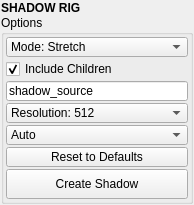
First picture: the form in mayatk/rig_utils/shadow_rig.ui, repository m3trik/mayatk, before the edit.
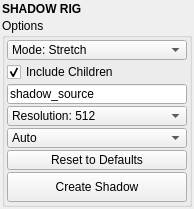
Second picture: the form after the edit. Custom widgets are drawn as their Qt base class.

```diff
--- a/mayatk/rig_utils/shadow_rig.ui
+++ b/mayatk/rig_utils/shadow_rig.ui
@@ -16,19 +16,19 @@
   <widget class="QWidget" name="central_widget">
    <layout class="QVBoxLayout" name="verticalLayout">
     <property name="spacing">
-     <number>0</number>
+     <number>2</number>
     </property>
     <property name="leftMargin">
-     <number>1</number>
+     <number>2</number>
     </property>
     <property name="topMargin">
-     <number>1</number>
+     <number>2</number>
     </property>
     <property name="rightMargin">
-     <number>1</number>
+     <number>2</number>
     </property>
     <property name="bottomMargin">
-     <number>1</number>
+     <number>2</number>
     </property>
     <item>
      <widget class="Header" name="header">
```
